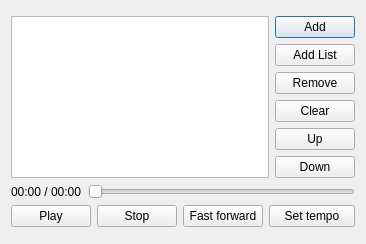
Above: mt32emu_qt/src/MidiPlayerDialog.ui from Stino/munt before the change. Below: the same form after it.
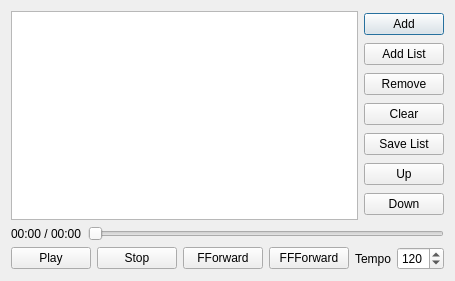
That is the form after the change.

Commit message: In MIDI player: - added playlist handling - added fast forwarding and tempo spin box

The edit to the form file:
```diff
--- a/mt32emu_qt/src/MidiPlayerDialog.ui
+++ b/mt32emu_qt/src/MidiPlayerDialog.ui
@@ -6,76 +6,86 @@
    <rect>
     <x>0</x>
     <y>0</y>
-    <width>357</width>
-    <height>244</height>
+    <width>425</width>
+    <height>281</height>
    </rect>
   </property>
   <property name="windowTitle">
    <string>MIDI Player</string>
   </property>
-  <layout class="QGridLayout" name="gridLayout_2">
-   <item row="0" column="0">
-    <layout class="QGridLayout" name="gridLayout">
-     <item row="0" column="0" rowspan="6" colspan="5">
+  <layout class="QVBoxLayout" name="verticalLayout_3">
+   <item>
+    <layout class="QVBoxLayout" name="verticalLayout">
+     <item>
+      <layout class="QHBoxLayout" name="horizontalLayout">
+       <item>
       <widget class="QListWidget" name="playList"/>
      </item>
-     <item row="0" column="5">
+       <item>
+        <layout class="QVBoxLayout" name="verticalLayout_2">
+         <item>
       <widget class="QPushButton" name="addButton">
        <property name="text">
         <string>Add</string>
        </property>
       </widget>
      </item>
-     <item row="2" column="5">
+         <item>
+          <widget class="QPushButton" name="addListButton">
+           <property name="text">
+            <string>Add List</string>
+           </property>
+          </widget>
+         </item>
+         <item>
       <widget class="QPushButton" name="removeButton">
        <property name="text">
         <string>Remove</string>
        </property>
       </widget>
      </item>
-     <item row="3" column="5">
+         <item>
       <widget class="QPushButton" name="clearButton">
        <property name="text">
         <string>Clear</string>
        </property>
       </widget>
      </item>
-     <item row="6" column="0">
+         <item>
+          <widget class="QPushButton" name="saveListButton">
+           <property name="text">
+            <string>Save List</string>
+           </property>
+          </widget>
+         </item>
+         <item>
+          <widget class="QPushButton" name="moveUpButton">
+           <property name="text">
+            <string>Up</string>
+           </property>
+          </widget>
+         </item>
+         <item>
+          <widget class="QPushButton" name="moveDownButton">
+           <property name="text">
+            <string>Down</string>
+           </property>
+          </widget>
+         </item>
+        </layout>
+       </item>
+      </layout>
+     </item>
+     <item>
+      <layout class="QHBoxLayout" name="horizontalLayout_2">
+       <item>
       <widget class="QLabel" name="positionLabel">
        <property name="text">
         <string>00:00 / 00:00</string>
        </property>
       </widget>
      </item>
-     <item row="7" column="0" colspan="2">
-      <widget class="QPushButton" name="playButton">
-       <property name="text">
-        <string>Play</string>
-       </property>
-      </widget>
-     </item>
-     <item row="7" column="2">
-      <widget class="QPushButton" name="stopButton">
-       <property name="text">
-        <string>Stop</string>
-       </property>
-      </widget>
-     </item>
-     <item row="7" column="3">
-      <widget class="QPushButton" name="fastForwardButton">
-       <property name="text">
-        <string>Fast forward</string>
-       </property>
-      </widget>
-     </item>
-     <item row="7" column="4" colspan="2">
-      <widget class="QPushButton" name="tempoButton">
-       <property name="text">
-        <string>Set tempo</string>
-       </property>
-      </widget>
-     </item>
-     <item row="6" column="1" colspan="5">
+       <item>
       <widget class="QSlider" name="positionSlider">
        <property name="maximum">
         <number>1000</number>
@@ -91,26 +101,65 @@
        </property>
       </widget>
      </item>
-     <item row="4" column="5">
-      <widget class="QPushButton" name="moveUpButton">
+      </layout>
+     </item>
+     <item>
+      <layout class="QHBoxLayout" name="horizontalLayout_3">
+       <item>
+        <widget class="QPushButton" name="playButton">
        <property name="text">
-        <string>Up</string>
+          <string>Play</string>
        </property>
       </widget>
      </item>
-     <item row="5" column="5">
-      <widget class="QPushButton" name="moveDownButton">
+       <item>
+        <widget class="QPushButton" name="stopButton">
        <property name="text">
-        <string>Down</string>
+          <string>Stop</string>
        </property>
       </widget>
      </item>
-     <item row="1" column="5">
-      <widget class="QPushButton" name="addListButton">
+       <item>
+        <widget class="QPushButton" name="fastForwardButton">
        <property name="text">
-        <string>Add List</string>
-       </property>
-      </widget>
+          <string>FForward</string>
+         </property>
+        </widget>
+       </item>
+       <item>
+        <widget class="QPushButton" name="fastFastForwardButton">
+         <property name="text">
+          <string>FFForward</string>
+         </property>
+        </widget>
+       </item>
+       <item>
+        <widget class="QLabel" name="tempoLabel">
+         <property name="text">
+          <string>Tempo</string>
+         </property>
+         <property name="alignment">
+          <set>Qt::AlignRight|Qt::AlignTrailing|Qt::AlignVCenter</set>
+         </property>
+        </widget>
+       </item>
+       <item>
+        <widget class="QSpinBox" name="tempoSpinBox">
+         <property name="accelerated">
+          <bool>true</bool>
+         </property>
+         <property name="minimum">
+          <number>1</number>
+         </property>
+         <property name="maximum">
+          <number>999</number>
+         </property>
+         <property name="value">
+          <number>120</number>
+         </property>
+        </widget>
+       </item>
+      </layout>
      </item>
     </layout>
    </item>
```
Left out of the diff: 4 changed lines with no effect on the pictures. Lines whose indentation alone changed are shown as unchanged. The commit also changes 4 other files.
